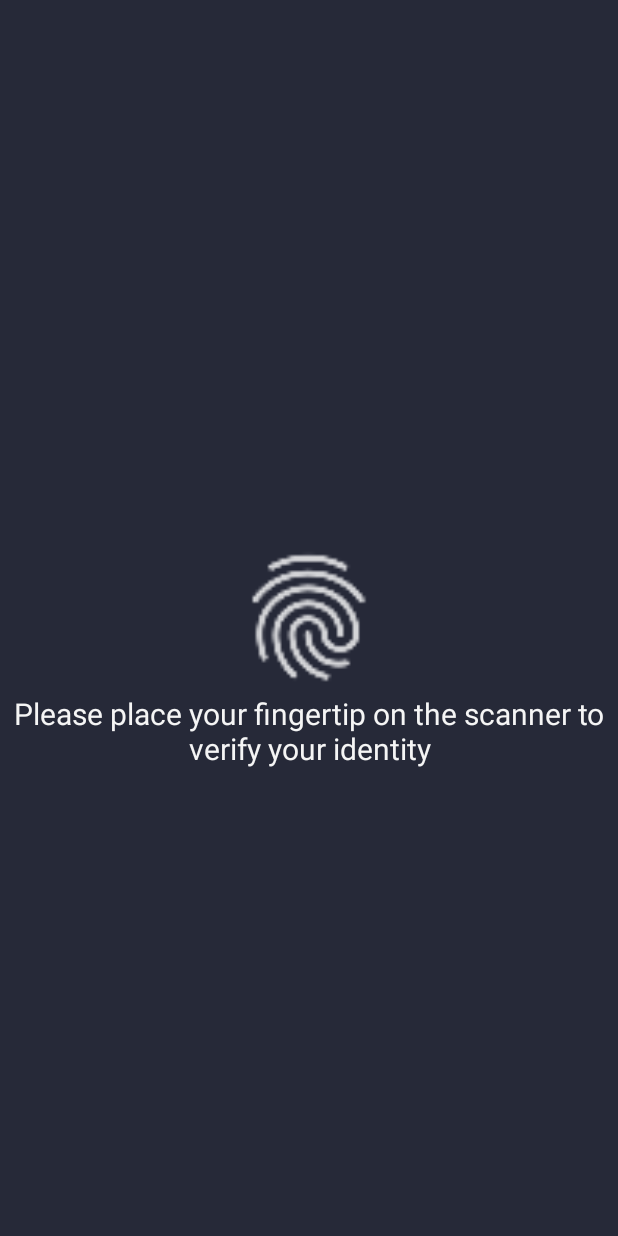
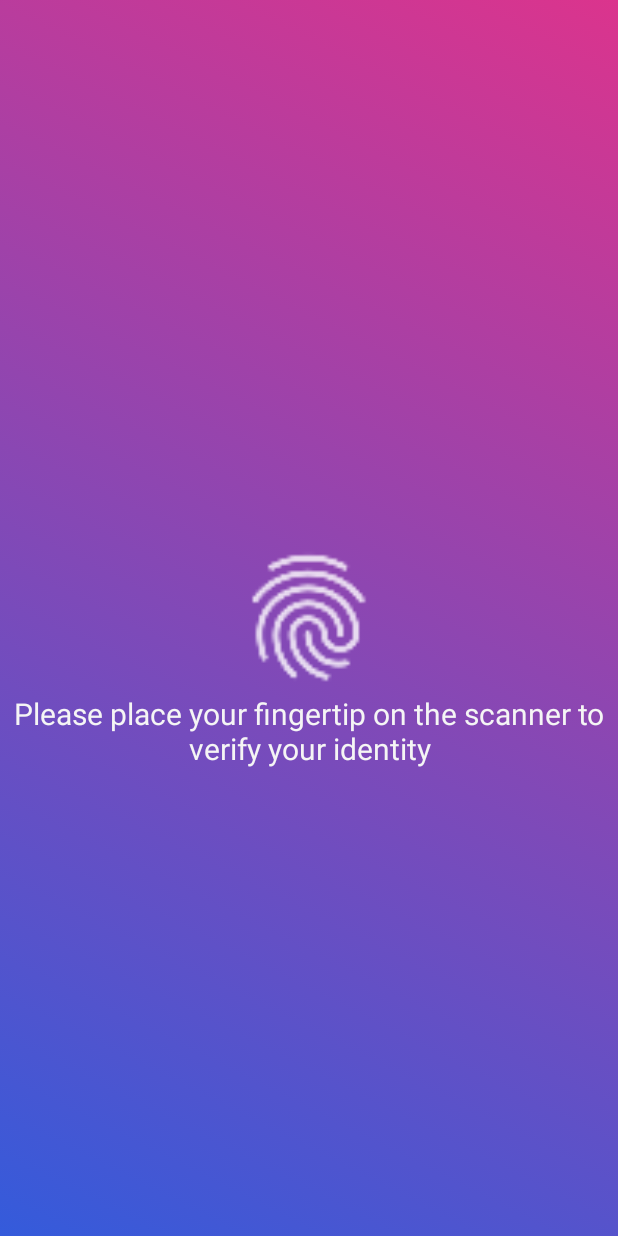
Before and after one commit to IgorSinchuk/PocketMemo, an Android app: the screen it shows after launch (MainActivity), on a phone screen of 412 x 824 dp. Run offline under Robolectric (Android 15) with nearby library versions, the phone set to English and light mode, and no system bars.

Commit message:
Initial commit

```diff
--- a/app/src/main/java/com/nonexistentware/igorsinchuk/pocketmemo/MainActivity.java
+++ b/app/src/main/java/com/nonexistentware/igorsinchuk/pocketmemo/MainActivity.java
@@ -3,12 +3,14 @@
 import android.Manifest;
 import android.app.KeyguardManager;
 import android.content.pm.PackageManager;
+import android.graphics.drawable.AnimationDrawable;
 import android.hardware.fingerprint.FingerprintManager;
 import android.security.keystore.KeyGenParameterSpec;
 import android.security.keystore.KeyProperties;
 import android.support.v4.app.ActivityCompat;
 import android.support.v7.app.AppCompatActivity;
 import android.os.Bundle;
+import android.widget.RelativeLayout;
 import android.widget.TextView;
 import android.widget.Toast;
 
@@ -33,11 +35,19 @@
     private static final String KEY_NAME = "Pocket";
     private Cipher cipher;
     private TextView textView;
+    private RelativeLayout mainLayout;
+    private AnimationDrawable animationDrawable;
 
     @Override
     protected void onCreate(Bundle savedInstanceState) {
         super.onCreate(savedInstanceState);
         setContentView(R.layout.activity_main);
+
+        //animation
+        mainLayout = (RelativeLayout) findViewById(R.id.mainLayout);
+        animationDrawable = (AnimationDrawable) mainLayout.getBackground();
+        animationDrawable.setExitFadeDuration(4500);
+        animationDrawable.start();
 
 
         KeyguardManager keyguardManager = (KeyguardManager) getSystemService(KEYGUARD_SERVICE);
--- /dev/null
+++ b/app/src/main/res/drawable/animation.xml
@@ -0,0 +1,16 @@
+<?xml version="1.0" encoding="utf-8"?>
+<animation-list xmlns:android="http://schemas.android.com/apk/res/android">
+
+    <item
+        android:drawable="@drawable/first_layer"
+        android:duration="4500"/>
+
+    <item
+        android:drawable="@drawable/second_layer"
+        android:duration="4500"/>
+
+    <item
+        android:drawable="@drawable/third_layer"
+        android:duration="4500"/>
+
+</animation-list>
--- /dev/null
+++ b/app/src/main/res/drawable/btn.xml
@@ -0,0 +1,10 @@
+<?xml version="1.0" encoding="utf-8"?>
+<shape xmlns:android="http://schemas.android.com/apk/res/android">
+
+    <corners
+        android:radius="100dp"/>
+
+    <solid
+        android:color="#FFF"/>
+
+</shape>
--- /dev/null
+++ b/app/src/main/res/drawable/first_layer.xml
@@ -0,0 +1,8 @@
+<?xml version="1.0" encoding="utf-8"?>
+<shape xmlns:android="http://schemas.android.com/apk/res/android">
+
+    <gradient
+        android:startColor="#345bdb"
+        android:endColor="#34bfdb"
+        android:angle="45"/>
+</shape>
--- /dev/null
+++ b/app/src/main/res/drawable/second_layer.xml
@@ -0,0 +1,8 @@
+<?xml version="1.0" encoding="utf-8"?>
+<shape xmlns:android="http://schemas.android.com/apk/res/android">
+
+    <gradient
+        android:startColor="#345bdb"
+        android:endColor="#db348d"
+        android:angle="45"/>
+</shape>
--- /dev/null
+++ b/app/src/main/res/drawable/third_layer.xml
@@ -0,0 +1,8 @@
+<?xml version="1.0" encoding="utf-8"?>
+<shape xmlns:android="http://schemas.android.com/apk/res/android">
+
+    <gradient
+        android:startColor="#345bdb"
+        android:endColor="#2dc1f7"
+        android:angle="45"/>
+</shape>
--- a/app/src/main/res/layout/activity_main.xml
+++ b/app/src/main/res/layout/activity_main.xml
@@ -4,8 +4,9 @@
     xmlns:tools="http://schemas.android.com/tools"
     android:layout_width="match_parent"
     android:layout_height="match_parent"
-    android:background="@color/colorPrimary"
+    android:background="@drawable/animation"
     android:screenOrientation="portrait"
+    android:id="@+id/mainLayout"
     tools:context="com.nonexistentware.igorsinchuk.pocketmemo.MainActivity">
 
     <ImageView
```
